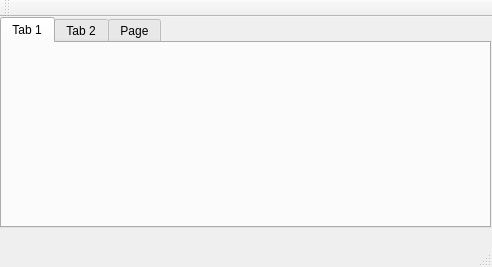
Qt form Gui-Vln-2016/mainwindow.ui (ivark16/Vln-2016) before a commit.
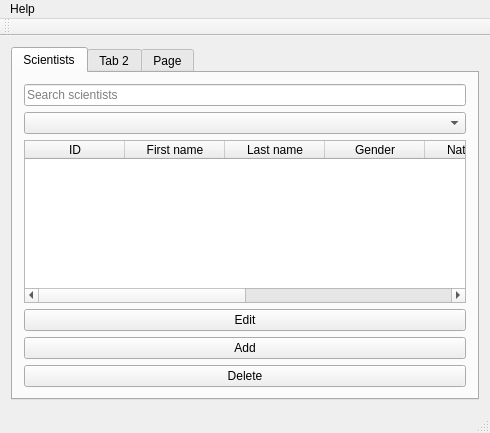
The same form after that commit. The open tabs and pages were chosen to show the change.

Commit message: Eg og Anna ad bua til scientist table

The edit to the form file:
```diff
--- a/Gui-Vln-2016/mainwindow.ui
+++ b/Gui-Vln-2016/mainwindow.ui
@@ -6,8 +6,8 @@
    <rect>
     <x>0</x>
     <y>0</y>
-    <width>492</width>
-    <height>267</height>
+    <width>490</width>
+    <height>433</height>
    </rect>
   </property>
   <property name="font">
@@ -19,22 +19,108 @@
    <string>MainWindow</string>
   </property>
   <widget class="QWidget" name="centralWidget">
+   <layout class="QHBoxLayout" name="horizontalLayout">
+    <item>
    <widget class="QTabWidget" name="tabWidget">
-    <property name="geometry">
-     <rect>
-      <x>0</x>
-      <y>0</y>
-      <width>491</width>
-      <height>211</height>
-     </rect>
-    </property>
     <property name="currentIndex">
      <number>2</number>
     </property>
     <widget class="QWidget" name="tabScientist">
      <attribute name="title">
-      <string>Tab 1</string>
-     </attribute>
+        <string>Scientists</string>
+       </attribute>
+       <layout class="QVBoxLayout" name="verticalLayout">
+        <item>
+         <widget class="QLineEdit" name="lineEditScientist">
+          <property name="placeholderText">
+           <string>Search scientists</string>
+          </property>
+         </widget>
+        </item>
+        <item>
+         <widget class="QComboBox" name="comboBoxScientist"/>
+        </item>
+        <item>
+         <widget class="QTableWidget" name="tableWidget">
+          <property name="editTriggers">
+           <set>QAbstractItemView::NoEditTriggers</set>
+          </property>
+          <property name="selectionBehavior">
+           <enum>QAbstractItemView::SelectRows</enum>
+          </property>
+          <property name="sortingEnabled">
+           <bool>true</bool>
+          </property>
+          <attribute name="horizontalHeaderStretchLastSection">
+           <bool>true</bool>
+          </attribute>
+          <attribute name="verticalHeaderVisible">
+           <bool>false</bool>
+          </attribute>
+          <column>
+           <property name="text">
+            <string>ID</string>
+           </property>
+          </column>
+          <column>
+           <property name="text">
+            <string>First name</string>
+           </property>
+          </column>
+          <column>
+           <property name="text">
+            <string>Last name</string>
+           </property>
+          </column>
+          <column>
+           <property name="text">
+            <string>Gender</string>
+           </property>
+          </column>
+          <column>
+           <property name="text">
+            <string>Nationality</string>
+           </property>
+          </column>
+          <column>
+           <property name="text">
+            <string>Y.O.B.</string>
+           </property>
+          </column>
+          <column>
+           <property name="text">
+            <string>Y.O.D.</string>
+           </property>
+          </column>
+          <column>
+           <property name="text">
+            <string>Y.O.A.</string>
+           </property>
+          </column>
+         </widget>
+        </item>
+        <item>
+         <widget class="QPushButton" name="pushButtonEdit">
+          <property name="text">
+           <string>Edit</string>
+          </property>
+         </widget>
+        </item>
+        <item>
+         <widget class="QPushButton" name="pushButtonAdd">
+          <property name="text">
+           <string>Add</string>
+          </property>
+         </widget>
+        </item>
+        <item>
+         <widget class="QPushButton" name="pushButtonDelete">
+          <property name="text">
+           <string>Delete</string>
+          </property>
+         </widget>
+        </item>
+       </layout>
     </widget>
     <widget class="QWidget" name="tabComputer">
      <attribute name="title">
@@ -47,16 +133,24 @@
      </attribute>
     </widget>
    </widget>
+    </item>
+   </layout>
   </widget>
   <widget class="QMenuBar" name="menuBar">
    <property name="geometry">
     <rect>
      <x>0</x>
      <y>0</y>
-     <width>492</width>
+     <width>490</width>
      <height>17</height>
     </rect>
    </property>
+   <widget class="QMenu" name="menuHelp">
+    <property name="title">
+     <string>Help</string>
+    </property>
+   </widget>
+   <addaction name="menuHelp"/>
   </widget>
   <widget class="QToolBar" name="mainToolBar">
    <attribute name="toolBarArea">
```
Left out of the diff: 2 changed lines with no effect on the pictures. Lines whose indentation alone changed are shown as unchanged. The commit also changes 2 other files.
